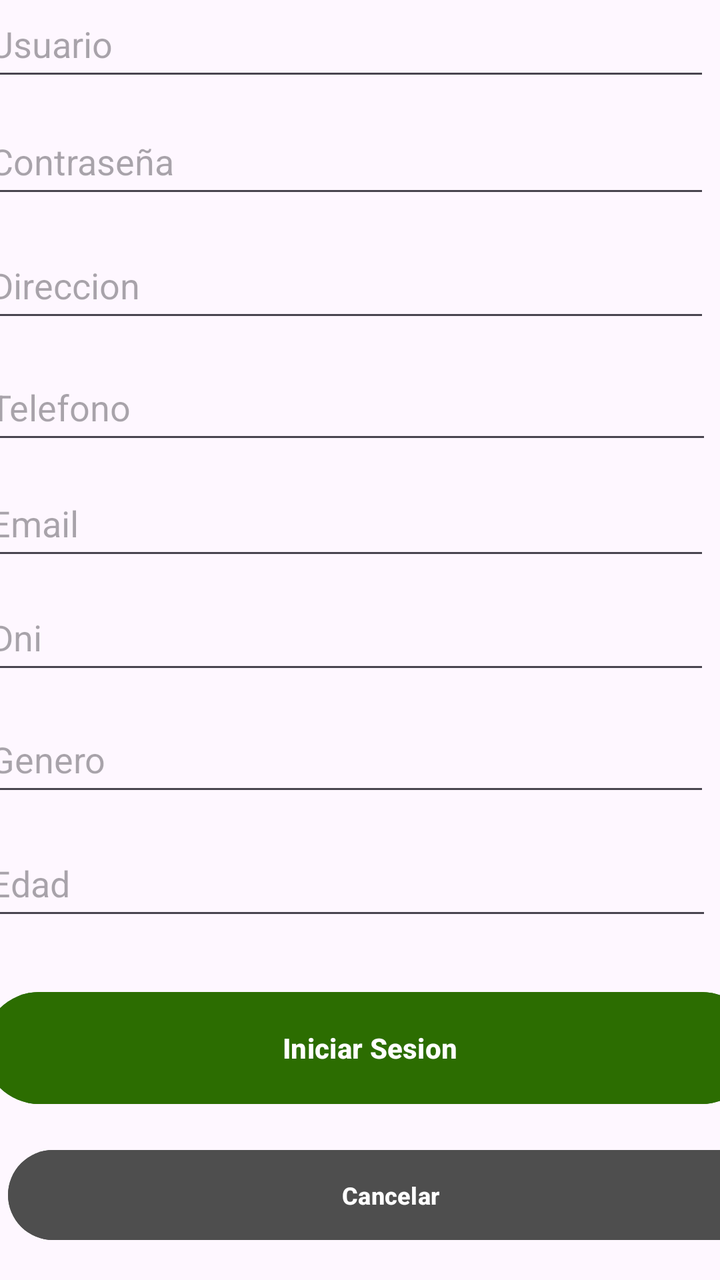
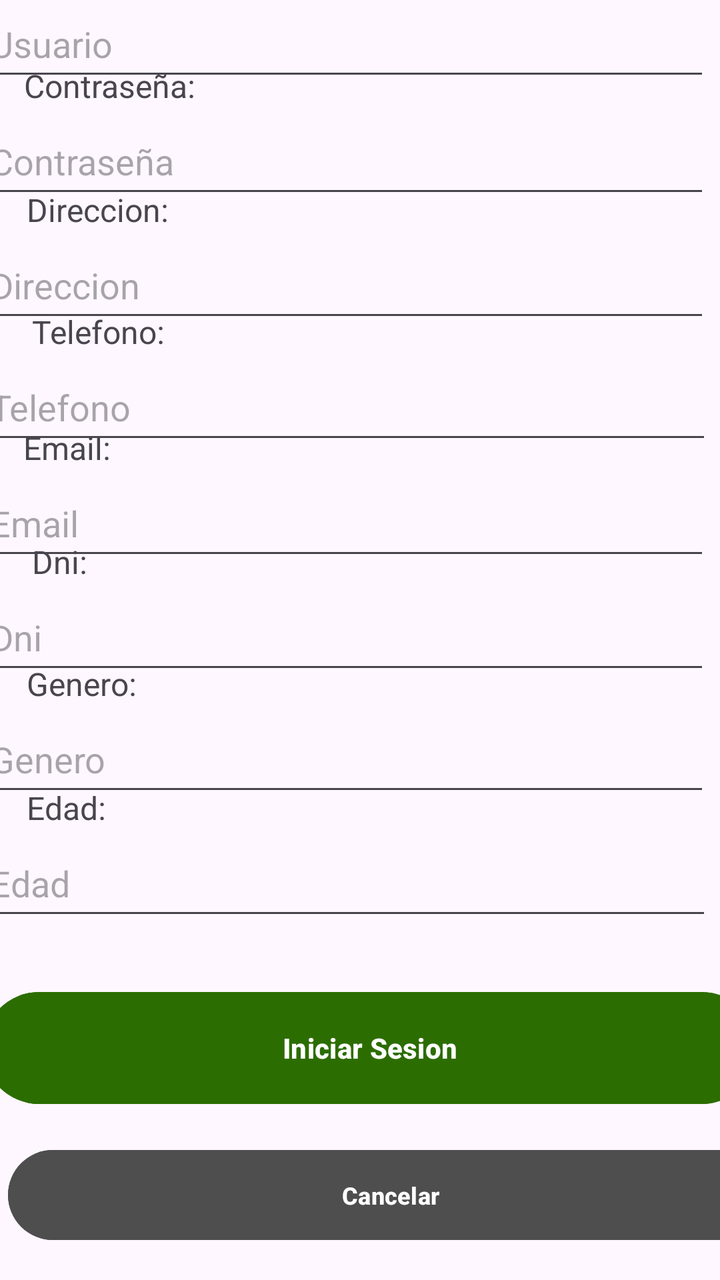

Before-and-after screenshots of an Android layout around one commit, followed by the original layout XML and the change that was made.
<!-- AndroidManifest.xml: application theme Theme.MobilesVC -->
<!-- res/layout/register_view.xml -->
<?xml version="1.0" encoding="utf-8"?>
<androidx.constraintlayout.widget.ConstraintLayout xmlns:android="http://schemas.android.com/apk/res/android"
    xmlns:app="http://schemas.android.com/apk/res-auto"
    xmlns:tools="http://schemas.android.com/tools"
    android:layout_width="match_parent"
    android:layout_height="match_parent">

    <com.google.android.material.textfield.TextInputEditText
        android:id="@+id/vGeneroRegister"
        android:layout_width="364dp"
        android:layout_height="50dp"
        android:layout_marginStart="16dp"
        android:layout_marginEnd="31dp"
        android:layout_marginBottom="12dp"
        android:hint="Genero"
        app:layout_constraintBottom_toTopOf="@+id/vEdadRegister"
        app:layout_constraintEnd_toEndOf="parent"
        app:layout_constraintStart_toStartOf="parent" />

    <com.google.android.material.textfield.TextInputEditText
        android:id="@+id/vDniRegister"
        android:layout_width="364dp"
        android:layout_height="50dp"
        android:layout_marginStart="16dp"
        android:layout_marginEnd="31dp"
        android:layout_marginBottom="11dp"
        android:hint="Dni"
        app:layout_constraintBottom_toTopOf="@+id/vGeneroRegister"
        app:layout_constraintEnd_toEndOf="parent"
        app:layout_constraintStart_toStartOf="parent" />

    <Button
        android:id="@+id/vVolverRegister"
        android:layout_width="383dp"
        android:layout_height="53dp"
        android:layout_marginHorizontal="24dp"
        android:layout_marginTop="8dp"
        android:layout_marginBottom="16dp"
        android:backgroundTint="#4E4E4E"
        android:paddingVertical="10dp"
        android:text="Cancelar"
        android:textSize="12sp"
        android:textStyle="bold"
        android:visibility="visible"
        app:layout_constraintBottom_toBottomOf="parent"
        app:layout_constraintEnd_toEndOf="parent"
        app:layout_constraintHorizontal_bias="0.285"
        app:layout_constraintStart_toStartOf="parent" />

    <Button
        android:id="@+id/vCrearUsuario"
        android:layout_width="387dp"
        android:layout_height="64dp"
        android:layout_marginTop="48dp"
        android:layout_marginBottom="84dp"
        android:backgroundTint="#2C6D01"
        android:paddingVertical="14dp"
        android:text="Iniciar Sesion"
        android:textStyle="bold"
        app:layout_constraintBottom_toBottomOf="parent"
        app:layout_constraintEnd_toEndOf="parent"
        app:layout_constraintHorizontal_bias="0.333"
        app:layout_constraintStart_toStartOf="parent" />

    <com.google.android.material.textfield.TextInputEditText
        android:id="@+id/vEmailRegister"
        android:layout_width="364dp"
        android:layout_height="50dp"
        android:layout_marginStart="16dp"
        android:layout_marginEnd="31dp"
        android:layout_marginBottom="7dp"
        android:hint="Email"
        app:layout_constraintBottom_toTopOf="@+id/vDniRegister"
        app:layout_constraintEnd_toEndOf="parent"
        app:layout_constraintStart_toStartOf="parent" />

    <com.google.android.material.textfield.TextInputEditText
        android:id="@+id/vDireccionRegister"
        android:layout_width="364dp"
        android:layout_height="50dp"
        android:layout_marginStart="16dp"
        android:layout_marginEnd="31dp"
        android:layout_marginBottom="11dp"
        android:hint="Direccion"
        app:layout_constraintBottom_toTopOf="@+id/vTelefonoRegister"
        app:layout_constraintEnd_toEndOf="parent"
        app:layout_constraintStart_toStartOf="parent" />

    <com.google.android.material.textfield.TextInputEditText
        android:id="@+id/vPasswordRegister"
        android:layout_width="364dp"
        android:layout_height="50dp"
        android:layout_marginStart="16dp"
        android:layout_marginEnd="31dp"
        android:layout_marginBottom="12dp"
        android:hint="Contraseña"
        app:layout_constraintBottom_toTopOf="@+id/vDireccionRegister"
        app:layout_constraintEnd_toEndOf="parent"
        app:layout_constraintStart_toStartOf="parent" />

    <com.google.android.material.textfield.TextInputEditText
        android:id="@+id/vNombreRegister"
        android:layout_width="364dp"
        android:layout_height="50dp"
        android:layout_marginStart="16dp"
        android:layout_marginEnd="31dp"
        android:layout_marginBottom="9dp"
        android:hint="Usuario"
        app:layout_constraintBottom_toTopOf="@+id/vPasswordRegister"
        app:layout_constraintEnd_toEndOf="parent"
        app:layout_constraintStart_toStartOf="parent" />

    <TextView
        android:id="@+id/textView3"
        android:layout_width="wrap_content"
        android:layout_height="wrap_content"
        android:layout_marginStart="140dp"
        android:layout_marginTop="42dp"
        android:layout_marginEnd="141dp"
        android:layout_marginBottom="41dp"
        android:fontFamily="sans-serif"
        android:text="Registrarse"
        android:textColor="#000000"
        android:textStyle="bold|italic"
        app:layout_constraintBottom_toTopOf="@+id/vNombreRegister"
        app:layout_constraintEnd_toEndOf="parent"
        app:layout_constraintStart_toStartOf="parent"
        app:layout_constraintTop_toTopOf="parent"
        tools:textSize="26sp" />

    <EditText
        android:id="@+id/vTelefonoRegister"
        android:layout_width="365dp"
        android:layout_height="50dp"
        android:layout_marginStart="16dp"
        android:layout_marginEnd="30dp"
        android:layout_marginBottom="8dp"
        android:ems="10"
        android:hint="Telefono"
        android:inputType="number"
        app:layout_constraintBottom_toTopOf="@+id/vEmailRegister"
        app:layout_constraintEnd_toEndOf="parent"
        app:layout_constraintStart_toStartOf="parent" />

    <EditText
        android:id="@+id/vEdadRegister"
        android:layout_width="365dp"
        android:layout_height="50dp"
        android:layout_marginStart="16dp"
        android:layout_marginEnd="30dp"
        android:layout_marginBottom="27dp"
        android:ems="10"
        android:hint="Edad"
        android:inputType="number"
        app:layout_constraintBottom_toTopOf="@+id/vCrearUsuario"
        app:layout_constraintEnd_toEndOf="parent"
        app:layout_constraintStart_toStartOf="parent" />
</androidx.constraintlayout.widget.ConstraintLayout>
<!-- resources referenced by this layout -->
<resources>
  <style name="Theme.MobilesVC" parent="Base.Theme.MobilesVC" />
  <style name="Base.Theme.MobilesVC" parent="Theme.Material3.DayNight.NoActionBar">
          
          
      </style>
</resources>

<!-- the commit's change to res/layout/register_view.xml (unified diff, before → after) -->
@@ -4,6 +4,94 @@
     xmlns:tools="http://schemas.android.com/tools"
     android:layout_width="match_parent"
     android:layout_height="match_parent">
+
+    <TextView
+        android:id="@+id/textView45"
+        android:layout_width="100dp"
+        android:layout_height="22dp"
+        android:text="Edad:"
+        android:textSize="16sp"
+        app:layout_constraintBottom_toTopOf="@+id/vEdadRegister"
+        app:layout_constraintEnd_toEndOf="parent"
+        app:layout_constraintHorizontal_bias="0.051"
+        app:layout_constraintStart_toStartOf="parent" />
+
+    <TextView
+        android:id="@+id/textView44"
+        android:layout_width="100dp"
+        android:layout_height="22dp"
+        android:text="Genero:"
+        android:textSize="16sp"
+        app:layout_constraintBottom_toTopOf="@+id/vGeneroRegister"
+        app:layout_constraintEnd_toEndOf="parent"
+        app:layout_constraintHorizontal_bias="0.051"
+        app:layout_constraintStart_toStartOf="parent" />
+
+    <TextView
+        android:id="@+id/textView43"
+        android:layout_width="100dp"
+        android:layout_height="22dp"
+        android:text="Dni:"
+        android:textSize="16sp"
+        app:layout_constraintBottom_toTopOf="@+id/vDniRegister"
+        app:layout_constraintEnd_toEndOf="parent"
+        app:layout_constraintHorizontal_bias="0.061"
+        app:layout_constraintStart_toStartOf="parent" />
+
+    <TextView
+        android:id="@+id/textView42"
+        android:layout_width="100dp"
+        android:layout_height="22dp"
+        android:text="Email:"
+        android:textSize="16sp"
+        app:layout_constraintBottom_toTopOf="@+id/vEmailRegister"
+        app:layout_constraintEnd_toEndOf="parent"
+        app:layout_constraintHorizontal_bias="0.045"
+        app:layout_constraintStart_toStartOf="parent" />
+
+    <TextView
+        android:id="@+id/textView41"
+        android:layout_width="100dp"
+        android:layout_height="22dp"
+        android:text="Telefono:"
+        android:textSize="16sp"
+        app:layout_constraintBottom_toTopOf="@+id/vTelefonoRegister"
+        app:layout_constraintEnd_toEndOf="parent"
+        app:layout_constraintHorizontal_bias="0.061"
+        app:layout_constraintStart_toStartOf="parent" />
+
+    <TextView
+        android:id="@+id/textView40"
+        android:layout_width="100dp"
+        android:layout_height="22dp"
+        android:text="Direccion:"
+        android:textSize="16sp"
+        app:layout_constraintBottom_toTopOf="@+id/vDireccionRegister"
+        app:layout_constraintEnd_toEndOf="parent"
+        app:layout_constraintHorizontal_bias="0.051"
+        app:layout_constraintStart_toStartOf="parent" />
+
+    <TextView
+        android:id="@+id/textView39"
+        android:layout_width="100dp"
+        android:layout_height="22dp"
+        android:text="Contraseña:"
+        android:textSize="16sp"
+        app:layout_constraintBottom_toTopOf="@+id/vPasswordRegister"
+        app:layout_constraintEnd_toEndOf="parent"
+        app:layout_constraintHorizontal_bias="0.046"
+        app:layout_constraintStart_toStartOf="parent" />
+
+    <TextView
+        android:id="@+id/textView24"
+        android:layout_width="65dp"
+        android:layout_height="22dp"
+        android:text="Nombre:"
+        android:textSize="16sp"
+        app:layout_constraintBottom_toTopOf="@+id/vNombreRegister"
+        app:layout_constraintEnd_toEndOf="parent"
+        app:layout_constraintHorizontal_bias="0.046"
+        app:layout_constraintStart_toStartOf="parent" />
 
     <com.google.android.material.textfield.TextInputEditText
         android:id="@+id/vGeneroRegister"
